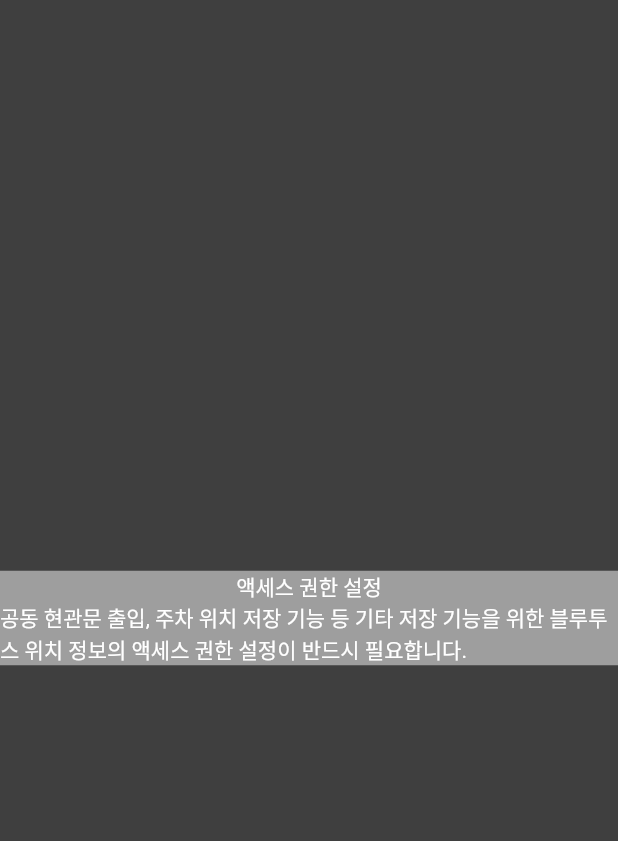
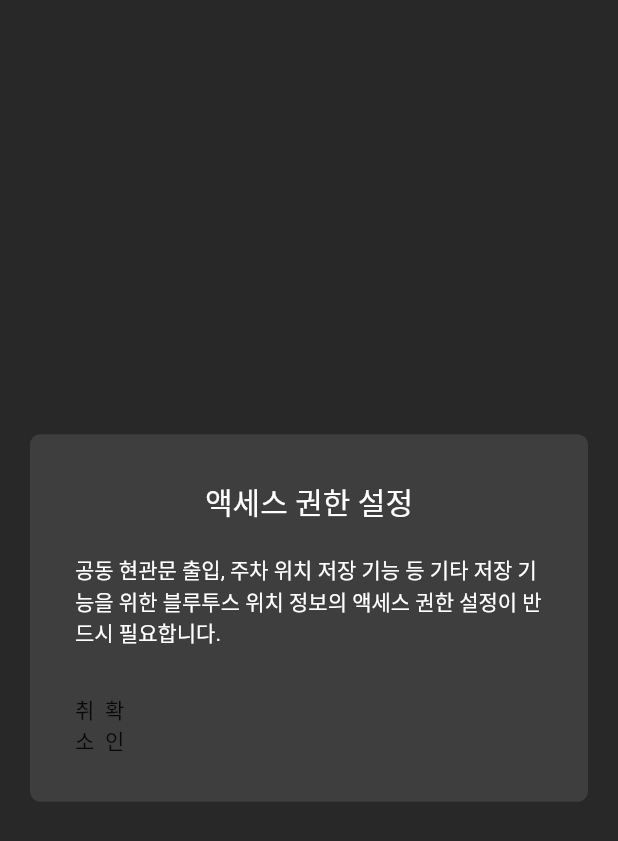
Before and after one commit to HanKyeol0/IoT-SmartHome-App, a Flutter app: the screen it shows after launch, on a phone screen of 412 x 824 dp. Shown: the top 841 px of the screen. Run offline on Flutter 3.47's test engine with Material 2 defaults, Android fonts, the phone set to English and light mode, and no system bars.

Commit message:
home commit

```diff
--- a/lib/login/access_authority.dart
+++ b/lib/login/access_authority.dart
@@ -15,25 +15,58 @@ class _AccessAuthorityState extends State<AccessAuthority> {
         mainAxisAlignment: MainAxisAlignment.center,
         children: [
           Container(
-            decoration: const BoxDecoration(
-              color: Colors.grey,
+            decoration: BoxDecoration(
+              color: const Color(0xFF3E3E3E),
+              borderRadius: BorderRadius.circular(7),
             ),
+            margin: const EdgeInsets.all(20),
+            padding: const EdgeInsets.all(30),
             child: const Column(
               children: [
                 Text(
                   '액세스 권한 설정',
-                  style: TextStyle(color: Colors.white),
+                  style: TextStyle(
+                    color: Colors.white,
+                    fontSize: 20,
+                  ),
+                ),
+                SizedBox(
+                  height: 20,
                 ),
                 Text(
                   "공동 현관문 출입, 주차 위치 저장 기능 등 기타 저장 기능을 위한 블루투스 위치 정보의 액세스 권한 설정이 반드시 필요합니다.",
-                  style: TextStyle(color: Colors.white),
+                  style: TextStyle(
+                    color: Colors.white,
+                    fontSize: 14,
+                  ),
                 ),
+                SizedBox(
+                  height: 30,
+                ),
+                Center(
+                  child: Row(
+                    children: [
+                      SizedBox(
+                        width: 20,
+                        child: Text(
+                          '취소',
+                        ),
+                      ),
+                      SizedBox(
+                        width: 20,
+                        child: Text(
+                          '확인',
+                        ),
+                      )
+                    ],
+                  ),
+                )
               ],
             ),
           ),
         ],
       ),
-      backgroundColor: const Color(0xFF3F3F3F),
+      backgroundColor: const Color(0xFF282828),
     );
   }
 }
```
